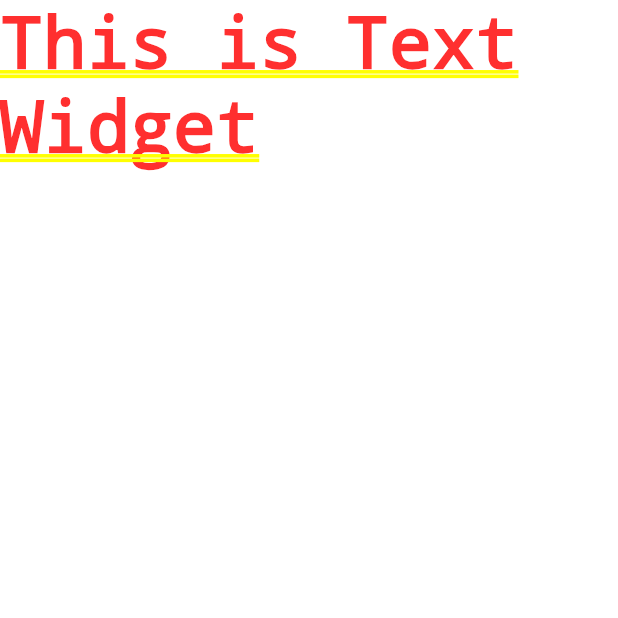
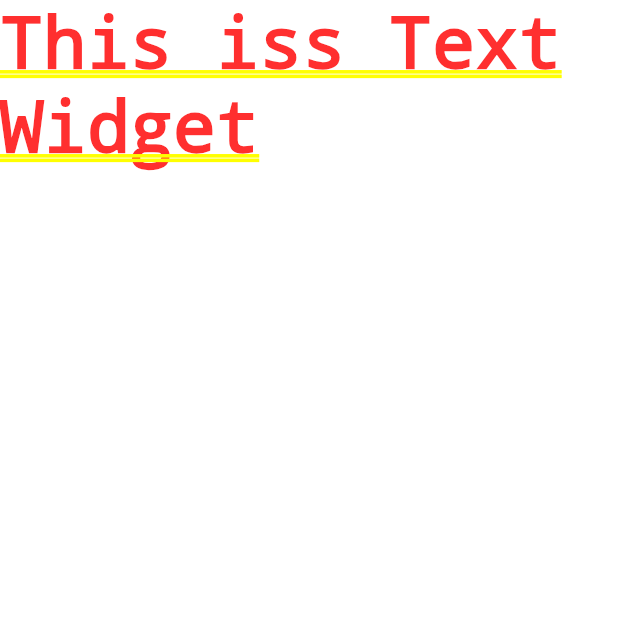
Before and after one commit to polinema-mobile/praktikum-02-layout-web-bola-ittaamer, a Flutter app: the screen it shows after launch, on a phone screen of 412 x 824 dp, the top half of it. Run offline on Flutter 3.47's test engine with Material 2 defaults, Android fonts, the phone set to English and light mode, and no system bars.

Commit message:
praktik widget

```diff
--- a/lib/main.dart
+++ b/lib/main.dart
@@ -7,7 +7,7 @@ class MyApp extends StatelessWidget {
 @override
 Widget build(BuildContext context) {
 return MaterialApp(
-home : Text('This is Text Widget',),
+home : Text('This iss Text Widget',),
 );
 }
 }
```
